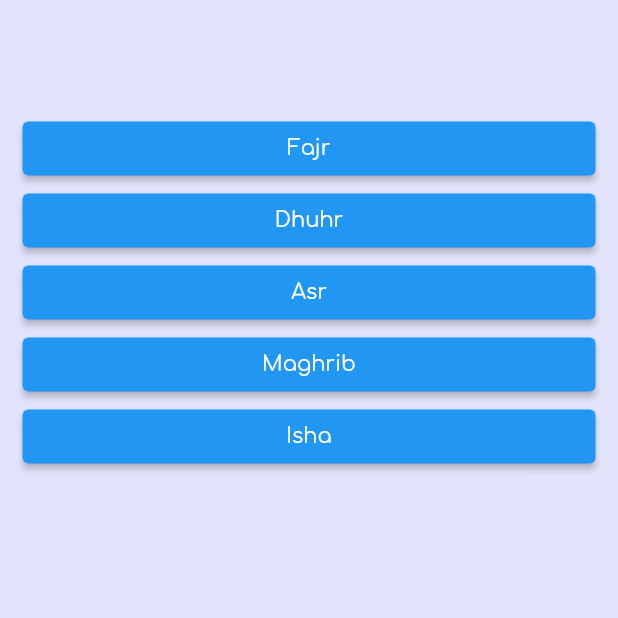
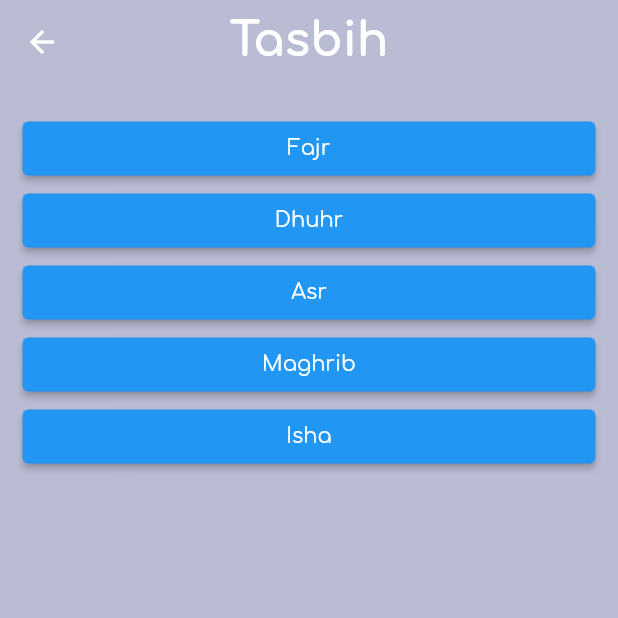
Before and after one commit to Isko21/Mi-raj, a Flutter app: the TasbihsPage screen opened by its route, on a phone screen of 412 x 824 dp, the top half of it. Run offline on Flutter 3.47's test engine with Material 2 defaults, Android fonts, the phone set to English and light mode, and no system bars; our stand-ins replace adhan, audioplayers, auto_size_text, firebase_auth, firebase_core, font_awesome_flutter and 10 more; missing offline and left inert: cloud_firestore_web, connectivity_for_web, firebase_auth_web, firebase_core_web, flutter_keyboard_visibility_web, flutter_vibrate and 5 more; accounts and stored records are empty; network calls fail; statements that could not run were skipped.

Commit message:
Update tasbihs_page.dart

```diff
--- a/lib/pages/tasbihs_page.dart
+++ b/lib/pages/tasbihs_page.dart
@@ -1,3 +1,4 @@
+import 'package:daily_muslim/components/appbar.dart';
 import 'package:flutter/material.dart';
 import 'package:daily_muslim/components/properties.dart';
 
@@ -13,13 +14,16 @@ class _TasbihsPageState extends State<TasbihsPage> {
 
   @override
   Widget build(BuildContext context) {
-    return Container(
-        height: MediaQuery.of(context).size.height,
-        width: MediaQuery.of(context).size.width,
-        decoration: BoxDecoration(
-          color: color.withAlpha(50),
-        ),
-        child: SafeArea(
+    return Scaffold(
+      extendBodyBehindAppBar: true,
+      backgroundColor: black.withAlpha(50),
+      appBar: AppBarCustom(title: 'Tasbih'),
+      body: Container(
+          height: MediaQuery.of(context).size.height,
+          width: MediaQuery.of(context).size.width,
+          decoration: BoxDecoration(
+            color: color.withAlpha(50),
+          ),
           child: ListView(
               padding: EdgeInsets.only(right: 15, left: 15, top: 75),
               children: [
@@ -53,7 +57,7 @@ class _TasbihsPageState extends State<TasbihsPage> {
                   },
                   child: Text("Isha"),
                 ),
-              ]),
-        ));
+              ])),
+    );
   }
 }
```
